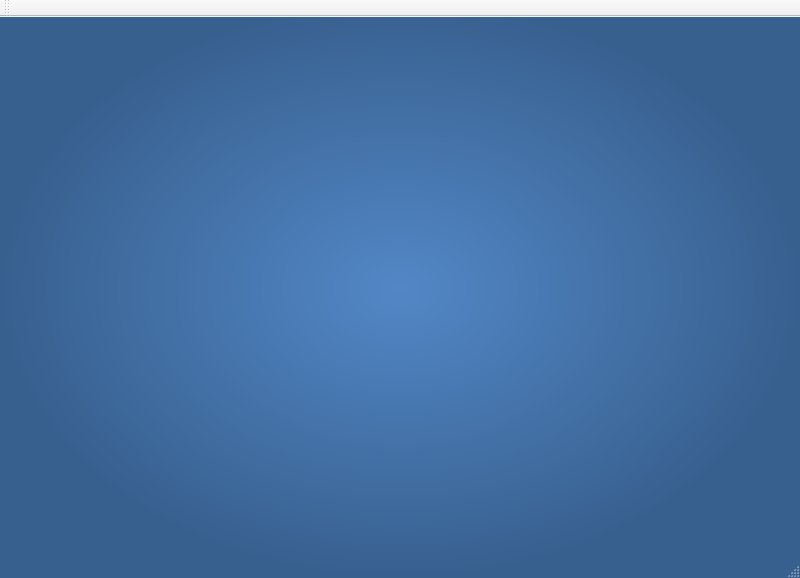
Above: Software-Engineering/mainwindow.ui from WBatt/Software-Engineering before the change. Below: the same form after it.
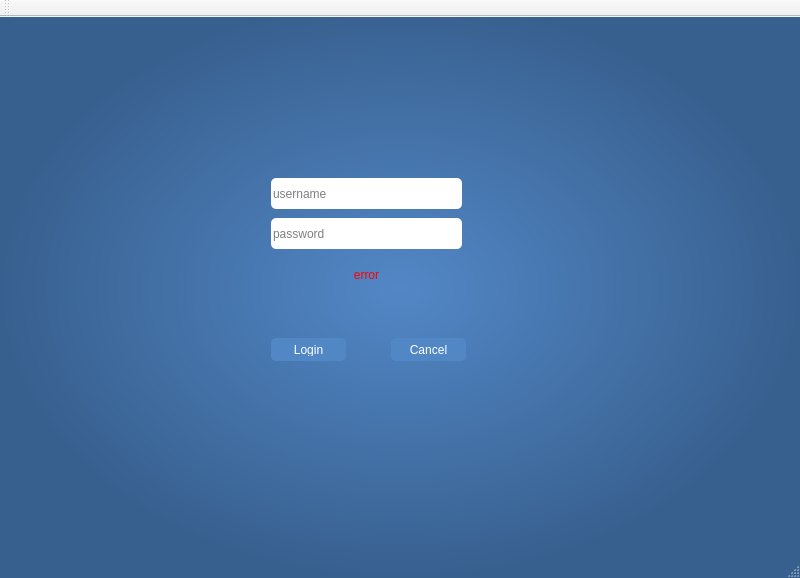
That is the form after the change. The open tabs and pages were chosen to show the change. Icons and pictures are not drawn. Custom widgets are drawn as their Qt base class.

Commit message: Added registerbutton class that handles click behavior differently than sumbitbutton mocked up the login page as a placeholder to test sumbit button functionality added error labels that are initially hidden until password mismatch or invalid password situations connected the signals and slots up appropriately to handle submit and register functionality

```diff
--- a/Software-Engineering/mainwindow.ui
+++ b/Software-Engineering/mainwindow.ui
@@ -321,7 +321,82 @@
         </item>
        </layout>
       </widget>
-      <widget class="QWidget" name="page_Login"/>
+      <widget class="QWidget" name="page_Login">
+       <widget class="SubmitButton" name="pushButton_login_login">
+        <property name="enabled">
+         <bool>true</bool>
+        </property>
+        <property name="geometry">
+         <rect>
+          <x>260</x>
+          <y>310</y>
+          <width>75</width>
+          <height>23</height>
+         </rect>
+        </property>
+        <property name="text">
+         <string>Login</string>
+        </property>
+       </widget>
+       <widget class="QPushButton" name="pushButton">
+        <property name="geometry">
+         <rect>
+          <x>380</x>
+          <y>310</y>
+          <width>75</width>
+          <height>23</height>
+         </rect>
+        </property>
+        <property name="text">
+         <string>Cancel</string>
+        </property>
+       </widget>
+       <widget class="CustomLineEdit" name="lineEdit_login_user">
+        <property name="geometry">
+         <rect>
+          <x>260</x>
+          <y>150</y>
+          <width>191</width>
+          <height>31</height>
+         </rect>
+        </property>
+        <property name="placeholderText">
+         <string>username</string>
+        </property>
+       </widget>
+       <widget class="CustomLineEdit" name="lineEdit_login_pass">
+        <property name="geometry">
+         <rect>
+          <x>260</x>
+          <y>190</y>
+          <width>191</width>
+          <height>31</height>
+         </rect>
+        </property>
+        <property name="placeholderText">
+         <string>password</string>
+        </property>
+       </widget>
+       <widget class="QLabel" name="label_login_error">
+        <property name="enabled">
+         <bool>true</bool>
+        </property>
+        <property name="geometry">
+         <rect>
+          <x>260</x>
+          <y>240</y>
+          <width>191</width>
+          <height>51</height>
+         </rect>
+        </property>
+        <property name="text">
+         <string>&lt;html&gt;&lt;head/&gt;&lt;body&gt;&lt;p&gt;&lt;span style=&quot; color:#ff0000;&quot;&gt;error&lt;/span&gt;&lt;/p&gt;&lt;/body&gt;&lt;/html&gt;</string>
+        </property>
+        <property name="alignment">
+         <set>Qt::AlignHCenter|Qt::AlignTop</set>
+        </property>
+       </widget>
+      </widget>
       <widget class="QWidget" name="Home">
        <layout class="QGridLayout" name="gridLayout_4">
         <item row="1" column="1">
@@ -621,6 +696,17 @@
     <slot>handleRequest()</slot>
    </slots>
   </customwidget>
+  <customwidget>
+   <class>RegisterButton</class>
+   <extends>QPushButton</extends>
+   <header>registerbutton.h</header>
+   <slots>
+    <signal>requestText()</signal>
+    <slot>getPassText(QString)</slot>
+    <slot>getPassConfirmText(QString)</slot>
+    <slot>getUserText(QString)</slot>
+   </slots>
+  </customwidget>
  </customwidgets>
  <resources/>
  <connections>
```
Left out of the diff: 167 changed lines with no effect on the pictures. The commit also changes 9 other files.
